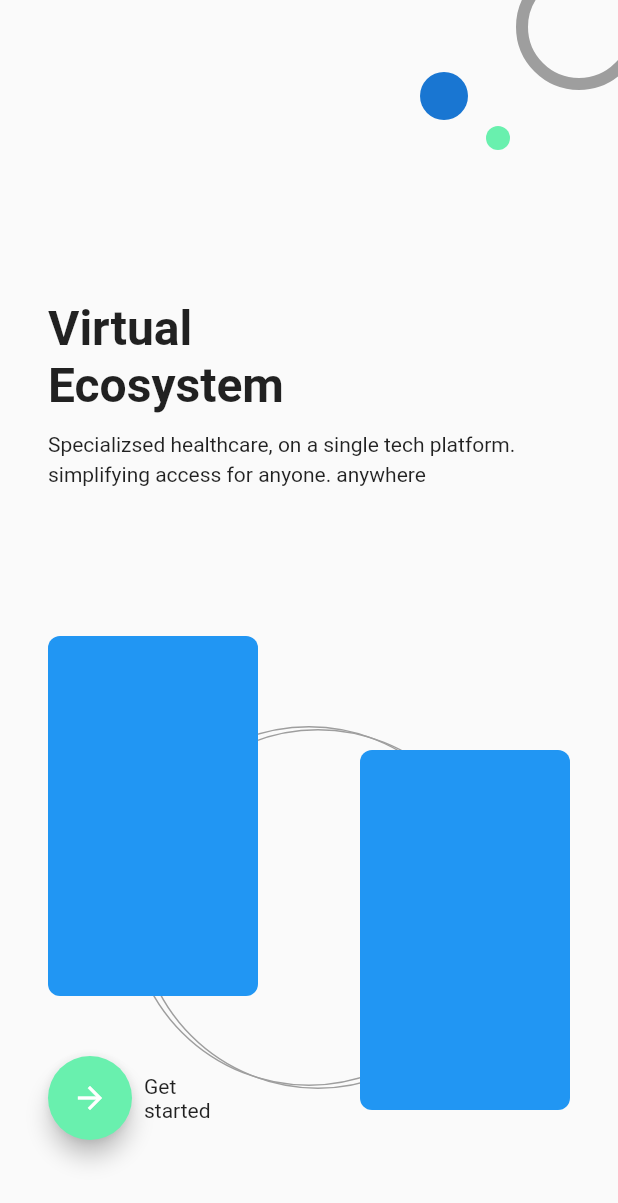
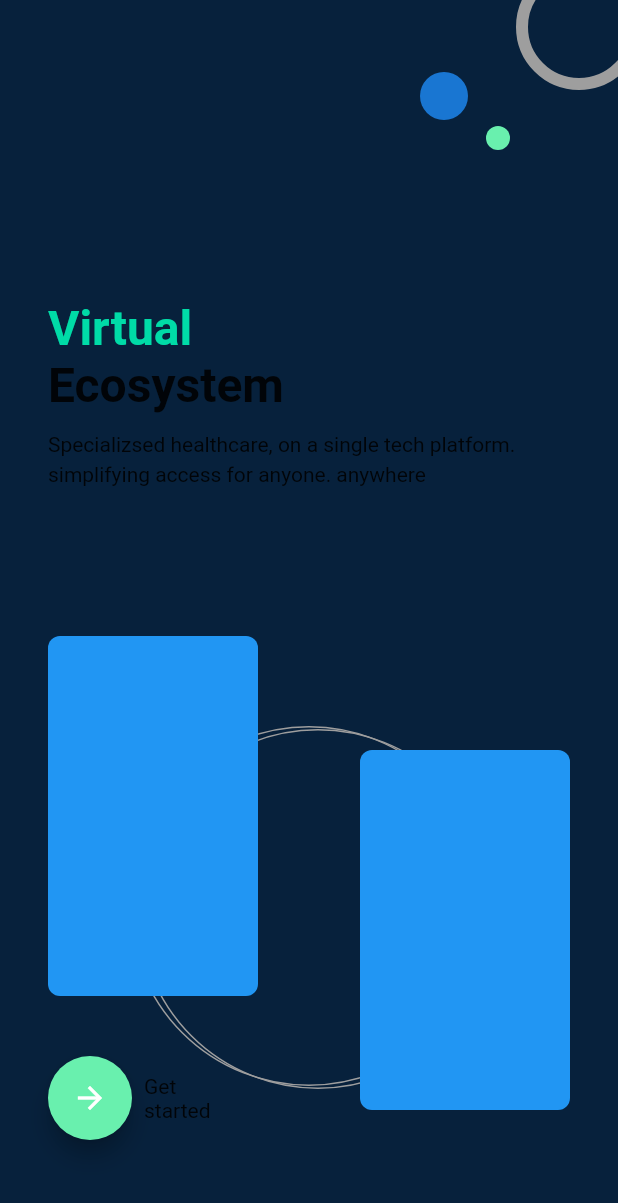
Before and after one commit to JAICHANGPARK/flutter_notebook_17th_story, a Flutter app: the screen it shows after launch, on a phone screen of 412 x 824 dp. Shown: the top 1203 px of the screen. Run offline on Flutter 3.47's test engine with Material 2 defaults, Android fonts, the phone set to English and light mode, and no system bars; our stand-ins replace cached_network_image, fl_chart, flutter_riverpod, freezed_annotation, ionicons, percent_indicator.

Commit message:
Update medical_start_screen.dart

```diff
--- a/lib/ep1032_medical_app/src/medical_start_screen.dart
+++ b/lib/ep1032_medical_app/src/medical_start_screen.dart
@@ -6,6 +6,7 @@ class MedicalStartScreen extends StatelessWidget {
   @override
   Widget build(BuildContext context) {
     return Scaffold(
+      backgroundColor: Color.fromRGBO(7, 33, 60, 1),
       body: Stack(
         children: [
           Positioned(
@@ -45,6 +46,7 @@ class MedicalStartScreen extends StatelessWidget {
                     style: TextStyle(
                       fontSize: 32,
                       fontWeight: FontWeight.bold,
+                      color: Color.fromRGBO(0, 219, 167, 1)
                     ),
                   ),
                   Text(
```
